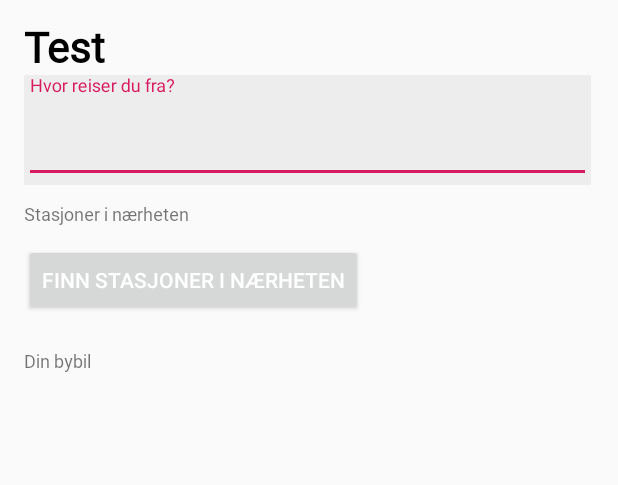
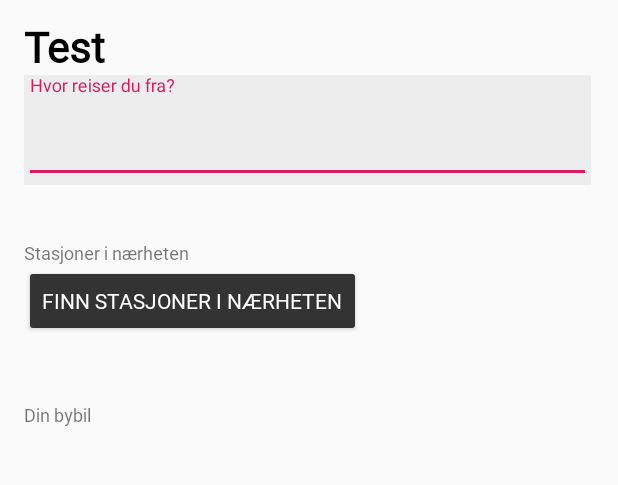
Before and after one commit to olealgoritme/vy-group-project, an Android app: the layout fragment_search.xml on its own in the app's theme, with its tools: preview values and no code run, on a phone screen of 412 x 824 dp, the part 84-569 px from its top. Run offline under Robolectric (Android 15) with nearby library versions, the phone set to English and light mode, and no system bars.

Commit message:
Minor fragment tweak

```diff
--- a/vy-android-app/app/src/main/res/layout/fragment_search.xml
+++ b/vy-android-app/app/src/main/res/layout/fragment_search.xml
@@ -66,7 +66,7 @@
         android:layout_width="wrap_content"
         android:layout_height="wrap_content"
         android:layout_marginStart="16dp"
-        android:layout_marginTop="190dp"
+        android:layout_marginTop="216dp"
         android:fontFamily="@font/vysans_regular"
         android:text="Stasjoner i nærheten"
         android:textSize="12sp"
@@ -78,7 +78,8 @@
         android:layout_width="wrap_content"
         android:layout_height="wrap_content"
         android:layout_marginStart="16dp"
-        android:layout_marginTop="12dp"
+        android:backgroundTint="#333333"
+        android:fontFamily="@font/vysans_regular"
         android:text="Finn stasjoner i nærheten"
         android:textColor="#FFFFFF"
         app:layout_constraintStart_toStartOf="parent"
@@ -89,7 +90,7 @@
         android:layout_width="wrap_content"
         android:layout_height="wrap_content"
         android:layout_marginStart="16dp"
-        android:layout_marginTop="288dp"
+        android:layout_marginTop="324dp"
         android:fontFamily="@font/vysans_regular"
         android:text="Din bybil"
         android:textSize="12sp"
```
